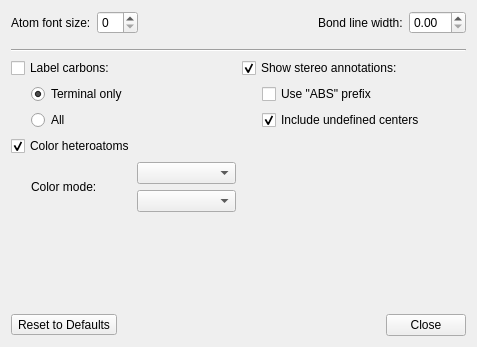
This is src/schrodinger/sketcher/ui/rendering_settings_dialog.ui in schrodinger/sketcher as Qt 5 draws it before an edit. The edited form follows.
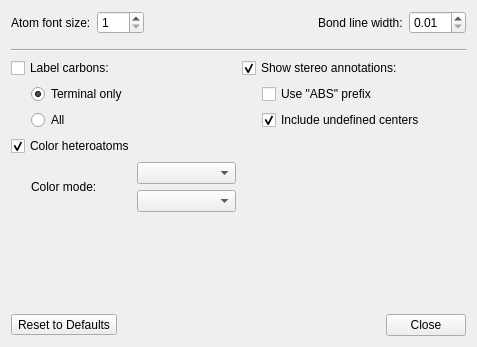
This is the edited form.

What changed in the file:
```diff
--- a/src/schrodinger/sketcher/ui/rendering_settings_dialog.ui
+++ b/src/schrodinger/sketcher/ui/rendering_settings_dialog.ui
@@ -36,7 +36,14 @@
       </widget>
      </item>
      <item>
-      <widget class="QSpinBox" name="m_atom_font_size_sb"/>
+      <widget class="QSpinBox" name="m_atom_font_size_sb">
+       <property name="minimum">
+        <number>1</number>
+       </property>
+       <property name="maximum">
+        <number>200</number>
+       </property>
+      </widget>
      </item>
      <item>
       <spacer name="horizontalSpacer_3">
@@ -59,7 +66,11 @@
       </widget>
      </item>
      <item>
-      <widget class="QDoubleSpinBox" name="m_bond_line_width_sb"/>
+      <widget class="QDoubleSpinBox" name="m_bond_line_width_sb">
+       <property name="minimum">
+        <double>0.010000000000000</double>
+       </property>
+      </widget>
      </item>
     </layout>
    </item>
```
Left out of the diff: 1 changed line with no effect on the pictures.
